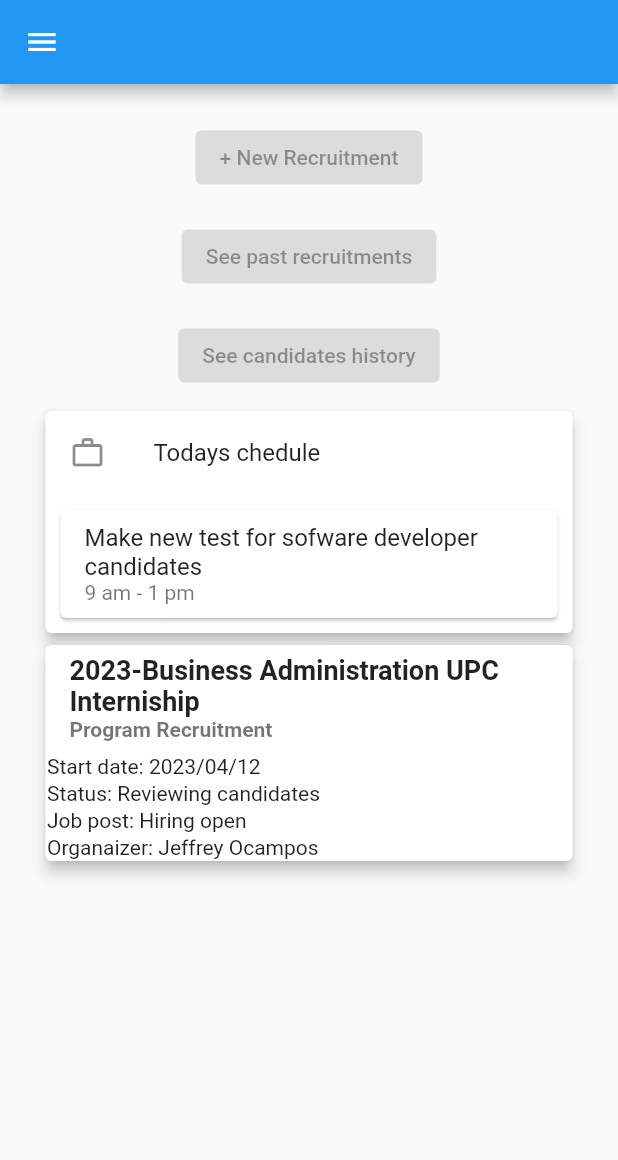
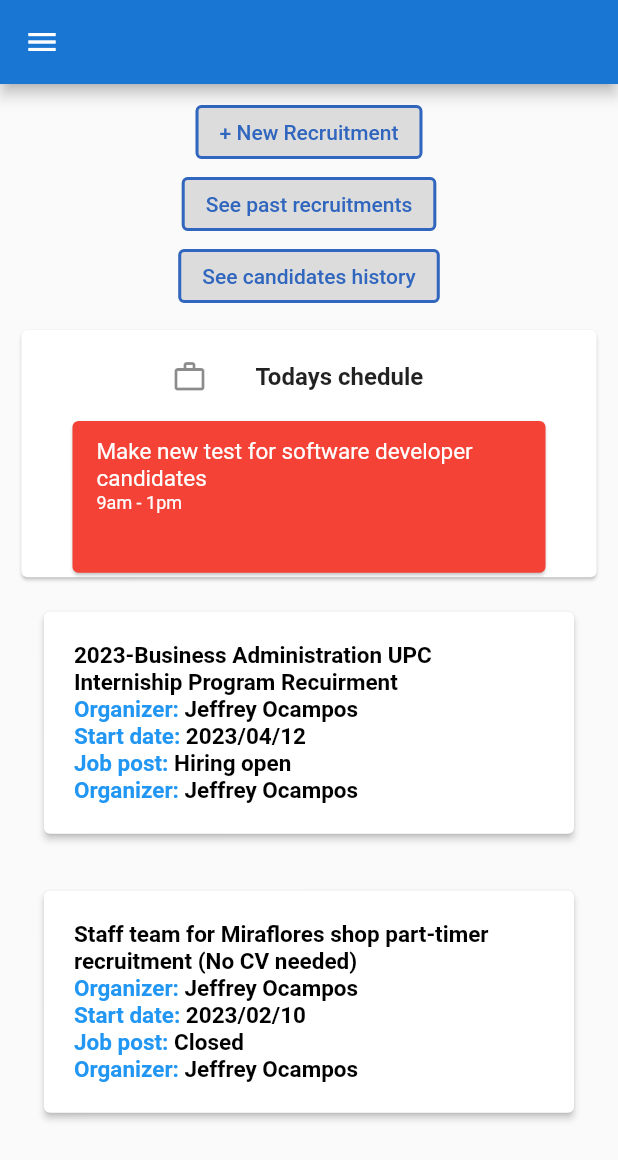
Before and after one commit to HireSync/HireSync-Flutter, a Flutter app: the OrganizationScreen screen opened directly with empty values, on a phone screen of 412 x 824 dp. Shown: the top 1160 px of the screen. Run offline on Flutter 3.47's test engine with Material 2 defaults, Android fonts, the phone set to English and light mode, and no system bars.

Commit message:
update organization_screen.dart

```diff
--- a/lib/screens/recluters_screens/organization_scree.dart
+++ b/lib/screens/recluters_screens/organization_scree.dart
@@ -1,6 +1,10 @@
 import 'package:flutter/material.dart';
 import 'package:flutter_app/screens/home_screen.dart';
 import '../../models/organization.dart';
+
+//import 'package:flutter_app/screens/home_screen.dart' as home;
+
+import 'package:flutter/material.dart';
 
 class OrganizationScreen extends StatefulWidget {
   const OrganizationScreen({Key? key, required this.organization})
@@ -16,8 +20,12 @@ class _OrganizationScreenState extends State<OrganizationScreen> {
   Widget build(BuildContext context) {
     return Scaffold(
       appBar: AppBar(
-        title: Text(widget.organization.name),
+        title: Text(
+          widget.organization.name,
+          style: const TextStyle(color: Colors.white),
+        ),
         automaticallyImplyLeading: true,
+        backgroundColor: Colors.blue.shade700,
         leading: IconButton(
           icon: const Icon(Icons.menu),
           onPressed: () {
@@ -25,112 +33,253 @@ class _OrganizationScreenState extends State<OrganizationScreen> {
           },
         ),
       ),
-      body: Center(
-        child: Container(
-          width: MediaQuery.of(context).size.width * 0.95, // Ancho del 70%
-          padding: const EdgeInsets.all(16.0),
+      body: SingleChildScrollView(
+        // Agrega SingleChildScrollView aquí
+        child: Center(
+          child: SizedBox(
+            width: MediaQuery.of(context).size.width * 0.95,
+            child: const Column(
+              children: [
+                FirstSectionWidget(),
+                SecondSectionWidget(
+                    title: "Make new test for software developer candidates",
+                    time: "9am - 1pm"),
+                Column(
+                  children: [
+                    ThirdSectionCardWidget(
+                        date: "2023/04/12",
+                        title:
+                            "2023-Business Administration UPC Interniship Program Recuirment",
+                        status: "Reviewing candidates",
+                        jobpost: "Hiring open",
+                        organizer: "Jeffrey Ocampos"),
+                    ThirdSectionCardWidget(
+                        date: "2023/02/10",
+                        title:
+                            "Staff team for Miraflores shop part-timer recruitment (No CV needed)",
+                        status: "Interviewing candidates",
+                        jobpost: "Closed",
+                        organizer: "Jeffrey Ocampos"),
+                  ],
+                )
+              ],
+            ),
+          ),
+        ),
+      ),
+    );
+  }
+}
+
+class FirstSectionWidget extends StatelessWidget {
+  const FirstSectionWidget({super.key});
+
+  @override
+  Widget build(BuildContext context) {
+    return Padding(
+      padding: const EdgeInsets.all(8.0),
       child: Column(
         children: [
-              Expanded(
-                // Primera Sección
-                flex: 0,
-                child: Column(
-                  mainAxisAlignment: MainAxisAlignment.center,
-                  children: [
-                    Padding(
-                      padding: const EdgeInsets.all(9.0),
-                      child: ElevatedButton(
+          ElevatedButton(
             onPressed: null,
             style: ElevatedButton.styleFrom(
-                          backgroundColor: Colors.white,
+              side: const BorderSide(color: Color(0xFF3066BE), width: 2),
             ),
-                        child: const Text("+ New Recruitment"),
+            child: const Text(
+              "+ New Recruitment",
+              style: TextStyle(color: Color(0xFF3066BE)),
             ),
           ),
-                    Padding(
-                      padding: const EdgeInsets.all(9.0),
-                      child: ElevatedButton(
+          ElevatedButton(
             onPressed: null,
             style: ElevatedButton.styleFrom(
-                          backgroundColor: Colors.white,
+              side: const BorderSide(color: Color(0xFF3066BE), width: 2),
             ),
-                        child: const Text("See past recruitments"),
+            child: const Text(
+              "See past recruitments",
+              style: TextStyle(color: Color(0xFF3066BE)),
             ),
           ),
-                    Padding(
-                      padding: const EdgeInsets.all(9.0),
-                      child: ElevatedButton(
+          ElevatedButton(
             onPressed: null,
             style: ElevatedButton.styleFrom(
-                          backgroundColor: Colors.white,
+              side: const BorderSide(color: Color(0xFF3066BE), width: 2),
             ),
-                        child: const Text("See candidates history"),
+            child: const Text(
+              "See candidates history",
+              style: TextStyle(color: Color(0xFF3066BE)),
+            ),
+          ),
+        ],
+      ),
+    );
+  }
+}
+
+class SecondSectionWidget extends StatelessWidget {
+  const SecondSectionWidget(
+      {super.key, required this.title, required this.time});
+  final String title;
+  final String time;
+
+  @override
+  Widget build(BuildContext context) {
+    return Card(
+      elevation: 1.0,
+      child: Column(
+        children: [
+          SizedBox(
+            height: MediaQuery.of(context).size.height * 0.07,
+            child: const ListTile(
+              contentPadding:
+                  EdgeInsets.symmetric(horizontal: 100.0, vertical: 3.0),
+              leading: Icon(Icons.work_outline),
+              title: Text(
+                'Todays chedule',
+                style: TextStyle(fontWeight: FontWeight.bold),
+              ),
+            ),
+          ),
+          SizedBox(
+            height: MediaQuery.of(context).size.height * 0.13,
+            width: MediaQuery.of(context).size.width * 0.78,
+            child: Card(
+              margin: const EdgeInsets.all(3),
+              color: Colors.red,
+              child: ListTile(
+                title: Text(title,
+                    style: const TextStyle(
+                      color: Colors.white,
+                      fontSize: 15,
+                    )),
+                subtitle: Text(time,
+                    style: const TextStyle(
+                      color: Colors.white,
+                      fontSize: 12,
+                    )),
+              ),
+            ),
+          ),
+        ],
+      ),
+    );
+  }
+}
+
+class ThirdSectionCardWidget extends StatelessWidget {
+  const ThirdSectionCardWidget(
+      {super.key,
+      required this.title,
+      required this.date,
+      required this.status,
+      required this.jobpost,
+      required this.organizer});
+
+  final String title;
+  final String date;
+  final String status;
+  final String jobpost;
+  final String organizer;
+
+  @override
+  Widget build(BuildContext context) {
+    return Padding(
+      padding: const EdgeInsets.all(15.0),
+      child: Card(
+          elevation: 2.0,
+          child: Padding(
+            padding: const EdgeInsets.all(20.0),
+            child: Column(
+              crossAxisAlignment: CrossAxisAlignment.start,
+              children: [
+                Text(
+                  title,
+                  style: const TextStyle(
+                    color: Colors.black,
+                    fontWeight: FontWeight.bold,
+                    fontSize: 15,
+                  ),
+                  textAlign: TextAlign.left,
+                ),
+                RichText(
+                  text: TextSpan(
+                    text: 'Organizer: ',
+                    style: const TextStyle(
+                      color: Colors.blue,
+                      fontWeight: FontWeight
+                          .bold, // Color azul para la palabra "Organizer"
+                      fontSize: 15,
+                    ),
+                    children: [
+                      TextSpan(
+                        text: organizer,
+                        style: const TextStyle(
+                          color: Colors
+                              .black, // Color negro para el resto del texto
+                          fontSize: 15,
                         ),
                       ),
                     ],
                   ),
                 ),
-              const Expanded(
-                // Segunda Sección
-                flex: 0,
-                child: Card(
-                  elevation: 4.0,
-                  child: Column(
+                RichText(
+                  text: TextSpan(
+                    text: 'Start date: ',
+                    style: const TextStyle(
+                      color: Colors.blue,
+                      fontWeight: FontWeight
+                          .bold, // Color azul para la palabra "Organizer"
+                      fontSize: 15,
+                    ),
                     children: [
-                      ListTile(
-                        leading: const Icon(Icons.work_outline),
-                        title: const Text('Todays chedule'),
+                      TextSpan(
+                        text: date,
+                        style: const TextStyle(
+                          color: Colors
+                              .black, // Color negro para el resto del texto
+                          fontSize: 15,
                         ),
-                      Card(
-                        margin: EdgeInsets.all(10),
-                        child: ListTile(
-                          title: const Text(
-                              'Make new test for sofware developer candidates'),
-                          subtitle: Text("9 am - 1 pm "),
                       ),
-                      )
                     ],
                   ),
                 ),
+                RichText(
+                  text: TextSpan(
+                    text: 'Job post: ',
+                    style: const TextStyle(
+                      color: Colors.blue,
+                      fontWeight: FontWeight
+                          .bold, // Color azul para la palabra "Organizer"
+                      fontSize: 15,
                     ),
-              const Expanded(
-                // Tercera Sección
-                flex: 0,
-                child: Column(
                     children: [
-                    Card(
-                      elevation: 4.0,
-                      child: Column(
-                        crossAxisAlignment: CrossAxisAlignment.start,
-                        children: [
-                          ListTile(
-                            title: Text(
-                              '2023-Business Administration UPC Interniship',
-                              style: TextStyle(
-                                  fontWeight: FontWeight.bold, fontSize: 18.0),
-                            ),
-                            subtitle: Text(
-                              "Program Recruitment",
-                              style: TextStyle(fontWeight: FontWeight.bold),
+                      TextSpan(
+                        text: jobpost,
+                        style: const TextStyle(
+                          color: Colors
+                              .black, // Color negro para el resto del texto
+                          fontSize: 15,
                         ),
                       ),
-                          Padding(
-                            padding: EdgeInsets.all(1.0),
-                            child: Text("Start date: 2023/04/12"),
+                    ],
                   ),
-                          Padding(
-                            padding: EdgeInsets.all(1.0),
-                            child: Text("Status: Reviewing candidates"),
                 ),
-                          Padding(
-                            padding: EdgeInsets.all(1.0),
-                            child: Text("Job post: Hiring open"),
+                RichText(
+                  text: TextSpan(
+                    text: 'Organizer: ',
+                    style: const TextStyle(
+                      color: Colors.blue,
+                      fontWeight: FontWeight
+                          .bold, // Color azul para la palabra "Organizer"
+                      fontSize: 15,
                     ),
-                          Padding(
-                            padding: EdgeInsets.all(1.0),
-                            child: Text("Organaizer: Jeffrey Ocampos"),
-                          ),
-                        ],
+                    children: [
+                      TextSpan(
+                        text: organizer,
+                        style: const TextStyle(
+                          color: Colors
+                              .black, // Color negro para el resto del texto
+                          fontSize: 15,
                         ),
                       ),
                     ],
@@ -138,8 +287,7 @@ class _OrganizationScreenState extends State<OrganizationScreen> {
                 ),
               ],
             ),
-        ),
-      ),
+          )),
     );
   }
 }
```
Lines whose indentation alone changed are shown as unchanged.
